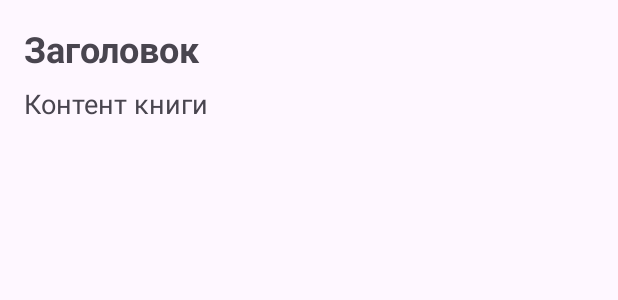
After one commit to Kurs05/myapp, an Android app: the layout activity_book_detail.xml on its own in the app's theme, with its tools: preview values and no code run, on a phone screen of 412 x 824 dp. The commit adds this screen. Shown: the top 300 px of the screen. Run offline under Robolectric (Android 15) with nearby library versions, the phone set to English and light mode, and no system bars.

Commit message:
ловите гайсы обновОчку

```diff
--- /dev/null
+++ b/app/src/main/res/layout/activity_book_detail.xml
@@ -0,0 +1,28 @@
+<?xml version="1.0" encoding="utf-8"?>
+<ScrollView xmlns:android="http://schemas.android.com/apk/res/android"
+    android:layout_width="match_parent"
+    android:layout_height="match_parent"
+    android:padding="16dp">
+
+    <LinearLayout
+        android:orientation="vertical"
+        android:layout_width="match_parent"
+        android:layout_height="wrap_content">
+
+        <TextView
+            android:id="@+id/bookDetailTitle"
+            android:layout_width="match_parent"
+            android:layout_height="wrap_content"
+            android:text="Заголовок"
+            android:textSize="24sp"
+            android:textStyle="bold"
+            android:paddingBottom="8dp"/>
+
+        <TextView
+            android:id="@+id/bookDetailContent"
+            android:layout_width="match_parent"
+            android:layout_height="wrap_content"
+            android:text="Контент книги"
+            android:textSize="18sp"/>
+    </LinearLayout>
+</ScrollView>
```
Also changed, not shown: app/src/main/AndroidManifest.xml (+6 -1 lines), app/src/main/java/com/example/myapp/BookDetailActivity.kt (added, +22 -0 lines), app/src/main/java/com/example/myapp/MainActivity.kt (+10 -2 lines), app/src/main/java/com/example/myapp/data/adapter/BookAdapter.kt (+18 -6 lines), app/src/main/res/drawable/book_1984.png (renamed from app/src/main/res/drawable/1984.png), app/src/main/res/drawable/book_gari_poter.png (renamed from app/src/main/res/drawable/gari poter.png), app/src/main/res/drawable/book_master_i_margarita.png (renamed from app/src/main/res/drawable/master i margarita.png), app/src/main/res/drawable/book_nad_propostiy.png (renamed from app/src/main/res/drawable/nad propostiy.png), app/src/main/res/drawable/book_prestyplenie_i_nakozanie.png (renamed from app/src/main/res/drawable/prestyplenie i nakozanie.png), app/src/main/res/drawable/book_sto_let_odinochestva.png (renamed from app/src/main/res/drawable/sto let odinochestva.png), app/src/main/res/drawable/book_voina_i_mir.png (renamed from app/src/main/res/drawable/voina i mir.png), 4 other files.
